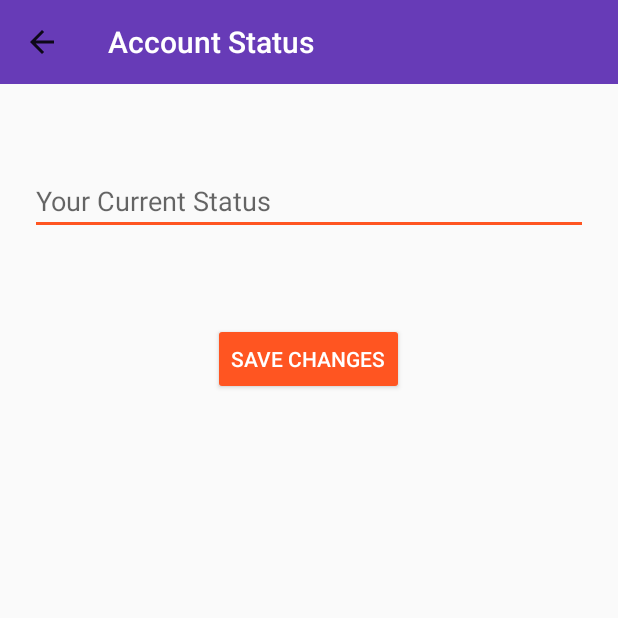
After one commit to SandeepTile/Android-Chat-App, an Android app: the StatusActivity screen opened directly, with no data from a screen before it, on a phone screen of 412 x 824 dp, the top half of it. The commit adds this screen. Run offline under Robolectric (Android 15) with nearby library versions, the phone set to English and light mode, and no system bars; our stand-ins replace Firebase (no records; nobody signed in at launch, a user with empty details on screens opened directly).

Commit message:
change status button working

```diff
--- a/app/src/main/AndroidManifest.xml
+++ b/app/src/main/AndroidManifest.xml
@@ -23,7 +23,9 @@
             android:name=".RegisterActivity"
             android:parentActivityName=".StartActivity" />
         <activity android:name=".LoginActivity" />
-        <activity android:name=".SettingsActivity"></activity>
+        <activity android:name=".SettingsActivity" />
+        <activity android:name=".StatusActivity"
+            android:parentActivityName=".SettingsActivity"></activity>
     </application>
 
 </manifest>
--- a/app/src/main/java/com/example/sandy/androidchatapp/SettingsActivity.java
+++ b/app/src/main/java/com/example/sandy/androidchatapp/SettingsActivity.java
@@ -1,7 +1,10 @@
 package com.example.sandy.androidchatapp;
 
+import android.content.Intent;
 import android.support.v7.app.AppCompatActivity;
 import android.os.Bundle;
+import android.view.View;
+import android.widget.Button;
 import android.widget.TextView;
 
 import com.google.firebase.auth.FirebaseAuth;
@@ -23,6 +26,9 @@ public class SettingsActivity extends AppCompatActivity {
     private TextView mName;
     private TextView mStatus;
 
+    private Button mStatusBtn;
+    private Button mImageBtn;
+
     @Override
     protected void onCreate(Bundle savedInstanceState) {
         super.onCreate(savedInstanceState);
@@ -31,6 +37,7 @@ public class SettingsActivity extends AppCompatActivity {
         mDisplayImage=(CircleImageView)findViewById(R.id.settings_image);
         mName=(TextView)findViewById(R.id.settings_display_name);
         mStatus=(TextView)findViewById(R.id.settings_status);
+        mStatusBtn=(Button)findViewById(R.id.settings_status_btn);
 
         //Check Current user
         mCurrentUser=FirebaseAuth.getInstance().getCurrentUser();
@@ -59,5 +66,17 @@ public class SettingsActivity extends AppCompatActivity {
             }
         });
 
+        mStatusBtn.setOnClickListener(new View.OnClickListener() {
+            @Override
+            public void onClick(View v) {
+
+                String status_value=mStatus.getText().toString();
+
+                Intent status_Intent=new Intent(SettingsActivity.this,StatusActivity.class);
+                status_Intent.putExtra("status_value",status_value);
+                startActivity(status_Intent);
+            }
+        });
+
     }
 }
--- /dev/null
+++ b/app/src/main/java/com/example/sandy/androidchatapp/StatusActivity.java
@@ -0,0 +1,91 @@
+package com.example.sandy.androidchatapp;
+
+import android.app.ProgressDialog;
+import android.support.annotation.NonNull;
+import android.support.design.widget.TextInputLayout;
+import android.support.v7.app.AppCompatActivity;
+import android.os.Bundle;
+import android.support.v7.widget.Toolbar;
+import android.view.View;
+import android.widget.Button;
+import android.widget.EditText;
+import android.widget.Toast;
+
+import com.google.android.gms.tasks.OnCompleteListener;
+import com.google.android.gms.tasks.Task;
+import com.google.firebase.auth.FirebaseAuth;
+import com.google.firebase.auth.FirebaseUser;
+import com.google.firebase.database.DatabaseReference;
+import com.google.firebase.database.FirebaseDatabase;
+
+public class StatusActivity extends AppCompatActivity {
+
+    private Toolbar mToolbar;
+
+    private EditText mStatus;
+    private Button mSavebtn;
+
+    //Firebase
+    private DatabaseReference mStatusDatabase;
+    private FirebaseUser mCurrentUser;
+
+    private ProgressDialog mProgress;
+
+    @Override
+    protected void onCreate(Bundle savedInstanceState) {
+        super.onCreate(savedInstanceState);
+        setContentView(R.layout.activity_status);
+
+        //Firebase
+        mCurrentUser=FirebaseAuth.getInstance().getCurrentUser();
+        String current_user_uid=mCurrentUser.getUid();
+        mStatusDatabase= FirebaseDatabase.getInstance().getReference().child("Users").child(current_user_uid);
+
+
+        //Toolbar
+        mToolbar=(Toolbar)findViewById(R.id.status_appbar);
+        setSupportActionBar(mToolbar);
+        getSupportActionBar().setTitle("Account Status");
+        getSupportActionBar().setDisplayHomeAsUpEnabled(true);
+
+        //get status by intent from setting Activity
+        String status_value=getIntent().getStringExtra("status_value");
+
+        mStatus=(EditText) findViewById(R.id.status_input);
+        mSavebtn=(Button)findViewById(R.id.status_save_btn);
+
+        //set status by intent from setting Activity
+        mStatus.setText(status_value);
+
+        mSavebtn.setOnClickListener(new View.OnClickListener() {
+            @Override
+            public void onClick(View v) {
+
+                //ProgressDialog
+                mProgress=new ProgressDialog(StatusActivity.this);
+                mProgress.setTitle("Saving Changes");
+                mProgress.setMessage("Please wait while we saving the changes");
+                mProgress.show();
+
+                String status=mStatus.getText().toString();
+
+                mStatusDatabase.child("status").setValue(status).addOnCompleteListener(new OnCompleteListener<Void>() {
+                    @Override
+                    public void onComplete(@NonNull Task<Void> task) {
+
+                        if (task.isSuccessful()){
+
+                            mProgress.dismiss();
+
+                            Toast.makeText(StatusActivity.this, "Status update successful", Toast.LENGTH_SHORT).show();
+                        }else {
+
+                            Toast.makeText(StatusActivity.this, "Failed!!! Plz try again", Toast.LENGTH_LONG).show();
+                        }
+                    }
+                });
+            }
+        });
+
+    }
+}
--- /dev/null
+++ b/app/src/main/res/layout/activity_status.xml
@@ -0,0 +1,52 @@
+<?xml version="1.0" encoding="utf-8"?>
+<RelativeLayout xmlns:android="http://schemas.android.com/apk/res/android"
+    xmlns:app="http://schemas.android.com/apk/res-auto"
+    xmlns:tools="http://schemas.android.com/tools"
+    android:layout_width="match_parent"
+    android:layout_height="match_parent"
+    tools:context=".StatusActivity">
+
+    <include
+        android:id="@+id/status_appbar"
+        layout="@layout/app_bar_layout"
+        android:layout_width="match_parent"
+        android:layout_height="wrap_content" />
+
+    <android.support.design.widget.TextInputLayout
+        android:layout_width="match_parent"
+        android:layout_height="wrap_content"
+        android:layout_alignParentStart="true"
+        android:layout_alignParentTop="true"
+        android:layout_marginLeft="20dp"
+        android:layout_marginRight="20dp"
+        android:layout_marginTop="103dp"
+        android:hint="Your Current Status">
+
+    </android.support.design.widget.TextInputLayout>
+
+    <Button
+        android:id="@+id/status_save_btn"
+        android:layout_width="wrap_content"
+        android:layout_height="wrap_content"
+        android:layout_alignParentTop="true"
+        android:layout_centerHorizontal="true"
+        android:layout_marginTop="215dp"
+        android:backgroundTint="@color/colorAccent"
+        android:text="save changes"
+        android:textColor="@android:color/white" />
+
+    <EditText
+        android:id="@+id/status_input"
+        android:layout_width="match_parent"
+        android:layout_height="wrap_content"
+        android:layout_alignParentTop="true"
+        android:layout_centerHorizontal="true"
+        android:layout_marginLeft="20dp"
+        android:layout_marginRight="20dp"
+        android:layout_marginTop="111dp"
+        android:ems="10"
+        android:hint="Your Current Status"
+        android:inputType="textPersonName" />
+
+
+</RelativeLayout>
--- a/app/src/main/res/values/strings.xml
+++ b/app/src/main/res/values/strings.xml
@@ -7,4 +7,5 @@
 
     <!-- TODO: Remove or change this placeholder text -->
     <string name="hello_blank_fragment">Hello blank fragment</string>
+    <string name="your_current_status">Your Current Status</string>
 </resources>
```
